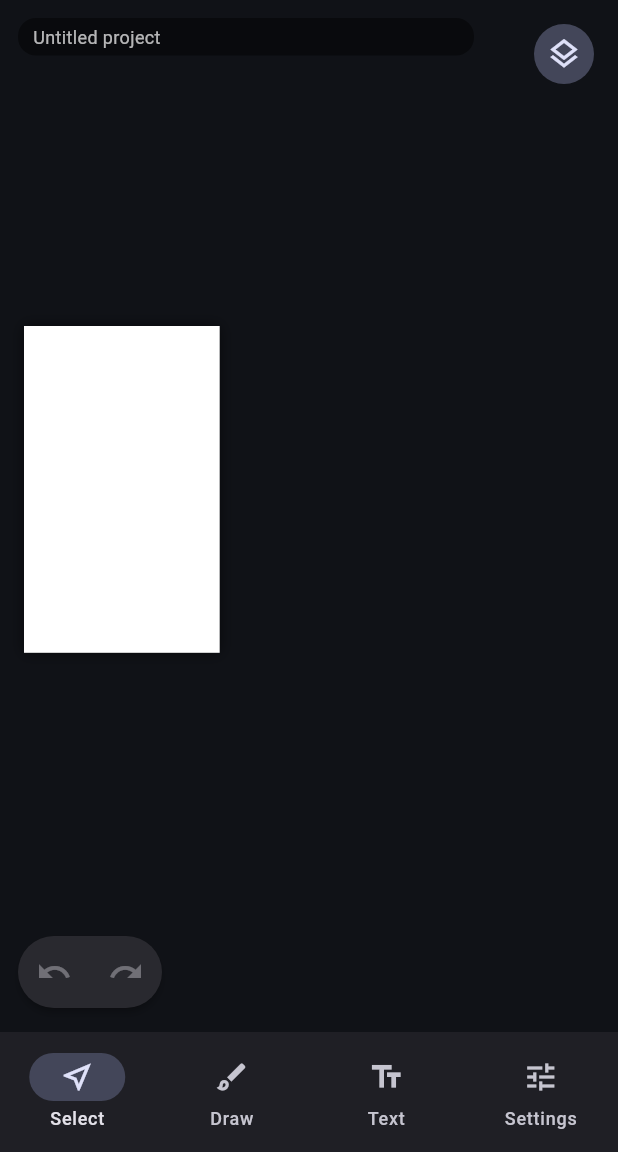
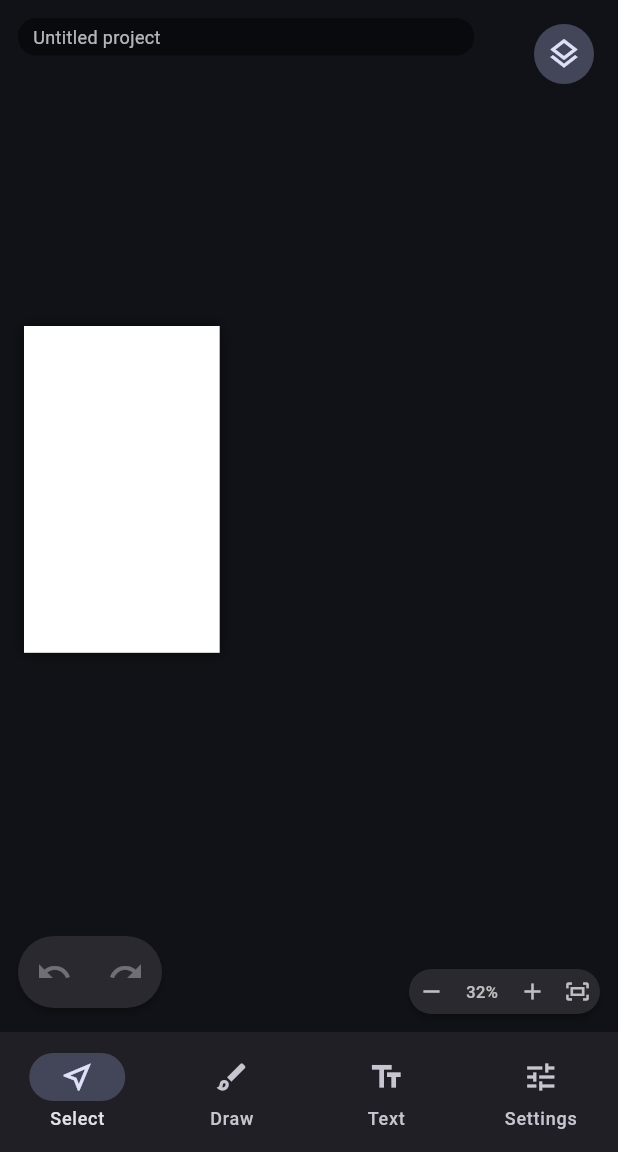
Before and after one commit to soobujmiah/ggen, a Flutter app: the screen it shows after launch, on a phone screen of 412 x 824 dp, the part 84-1236 px from its top. Run offline on Flutter 3.47's test engine with Material 3 defaults, Android fonts, the phone set to English and light mode, and no system bars; our stand-ins replace shared_preferences.

Commit message:
feat: zoom controls, delete shortcut and canvas-geometry log suppression
- Zoom controls overlay (bottom-right): zoom-in (+25%), zoom-out (-20%),
  fit-to-screen buttons and tappable zoom percentage label. Buttons
  disable at viewport min/max scale limits.
- Delete/Backspace keyboard shortcut removes the selected node through
  an undoable tool session, logged as key_delete.
- recordCanvasGeometry gains a suppress flag; the shell passes
  _workspaceSettingsOpen so the settings-sheet animation no longer
  generates diagnostic noise. CanvasArea gains suppressGeometryLog.
- Tests: zoom controls render with scale percentage, zoom-in/out change
  the viewport scale.

```diff
--- a/apps/ggen_app/lib/main.dart
+++ b/apps/ggen_app/lib/main.dart
@@ -35,7 +35,8 @@ DateTime? _lastGeometryLogAt;
 /// often a *different* quantized size can be logged; the exact rounded size
 /// is recorded when a log does happen, so settled geometry evidence stays
 /// precise.
-void recordCanvasGeometry(BuildContext context, Size size) {
+void recordCanvasGeometry(BuildContext context, Size size, {bool suppress = false}) {
+  if (suppress) return;
   if (size.width <= 0 || size.height <= 0) return;
   const quantum = 8;
   final widthRounded = size.width.round();
@@ -191,7 +192,8 @@ class _StudioShellState extends State<StudioShell> {
   }
 
   /// Volume buttons act as undo (down) and redo (up) while editing. The
-  /// event is consumed so the system volume does not change.
+  /// event is consumed so the system volume does not change. Delete and
+  /// Backspace delete the selected node when the Select tool is active.
   bool _handleVolumeKey(KeyEvent event) {
     if (event is! KeyDownEvent) return false;
     final key = event.logicalKey;
@@ -207,6 +209,18 @@ class _StudioShellState extends State<StudioShell> {
       if (!_studio.canRedo) return true;
       _studio.redo();
       debugLog.info('volume_redo', 'Volume-up redo', {
+        'revision': _studio.revision,
+      });
+      return true;
+    }
+    // Delete / Backspace removes the selected node.
+    if (key == LogicalKeyboardKey.delete ||
+        key == LogicalKeyboardKey.backspace) {
+      final selected = _studio.selectedNodeId;
+      if (selected == null) return false;
+      _studio.deleteNode(selected);
+      debugLog.info('key_delete', 'Node deleted via keyboard', {
+        'node_id': selected.value,
         'revision': _studio.revision,
       });
       return true;
@@ -532,6 +546,7 @@ class _StudioShellState extends State<StudioShell> {
                           drawEnabled: _selectedTool == 1,
                           selectMode: _selectedTool == 0,
                           selectedNodeId: _studio.selectedNodeId,
+                          suppressGeometryLog: _workspaceSettingsOpen,
                           onNodeAdded: () {
                             debugLog.info(
                               'node_add',
@@ -784,6 +799,7 @@ class CanvasArea extends StatelessWidget {
     required this.onNodeAdded,
     this.selectMode = false,
     this.selectedNodeId,
+    this.suppressGeometryLog = false,
     this.onTextRequest,
     this.onNodeSelected,
     this.onTwoFingerTap,
@@ -798,6 +814,11 @@ class CanvasArea extends StatelessWidget {
   final VoidCallback onNodeAdded;
   final bool selectMode;
   final GgenId? selectedNodeId;
+
+  /// Suppresses canvas_geometry logging (e.g. while the settings sheet is
+  /// open and the canvas is being resized by the sheet animation).
+  final bool suppressGeometryLog;
+
   final void Function(Offset artboardPoint)? onTextRequest;
   final void Function(GgenId? nodeId)? onNodeSelected;
   final VoidCallback? onTwoFingerTap;
@@ -811,7 +832,11 @@ class CanvasArea extends StatelessWidget {
       children: [
         LayoutBuilder(
           builder: (context, constraints) {
-            recordCanvasGeometry(context, constraints.biggest);
+            recordCanvasGeometry(
+              context,
+              constraints.biggest,
+              suppress: suppressGeometryLog,
+            );
             return StudioCanvas(
               controller: controller,
               drawEnabled: drawEnabled,
--- a/apps/ggen_app/lib/src/canvas/studio_canvas.dart
+++ b/apps/ggen_app/lib/src/canvas/studio_canvas.dart
@@ -79,6 +79,50 @@ class _StudioCanvasState extends State<StudioCanvas> {
   _NodeDrag? _nodeDrag;
 
   void _reportViewport() => widget.onViewportChanged?.call(_viewport);
+
+  /// Zooms in by 25% around the canvas center.
+  void _zoomIn() {
+    setState(() {
+      final artboards = widget.controller.project.artboards;
+      if (artboards.isEmpty) return;
+      final artboard = artboards.first;
+      final centerX = _viewport.offsetX + artboard.width * _viewport.scale / 2;
+      final centerY = _viewport.offsetY + artboard.height * _viewport.scale / 2;
+      _viewport = _viewport.zoomAt(
+        focalX: centerX,
+        focalY: centerY,
+        targetScale: _viewport.scale * 1.25,
+      );
+    });
+    _reportViewport();
+  }
+
+  /// Zooms out by 20% (inverse of 1.25×) around the canvas center.
+  void _zoomOut() {
+    setState(() {
+      final artboards = widget.controller.project.artboards;
+      if (artboards.isEmpty) return;
+      final artboard = artboards.first;
+      final centerX = _viewport.offsetX + artboard.width * _viewport.scale / 2;
+      final centerY = _viewport.offsetY + artboard.height * _viewport.scale / 2;
+      _viewport = _viewport.zoomAt(
+        focalX: centerX,
+        focalY: centerY,
+        targetScale: _viewport.scale / 1.25,
+      );
+    });
+    _reportViewport();
+  }
+
+  /// Fits the artboard into the current canvas constraints.
+  void _fitToScreen() {
+    final artboards = widget.controller.project.artboards;
+    if (artboards.isEmpty) return;
+    // Use the last known fit key dimensions; reset forces a re-fit.
+    _fitKey = null;
+    setState(() {});
+    _reportViewport();
+  }
 
   /// Fits the artboard into the canvas only when the canvas or artboard size
   /// changes. Calling fit on every build would reset the user's zoom/pan on
@@ -197,7 +241,10 @@ class _StudioCanvasState extends State<StudioCanvas> {
     return LayoutBuilder(
       builder: (context, constraints) {
         _fitIfNeeded(constraints, Size(artboard.width, artboard.height));
-        return Listener(
+        return Stack(
+          children: [
+            Positioned.fill(
+              child: Listener(
           onPointerDown: _handlePointerDown,
           onPointerUp: _handlePointerUp,
           child: GestureDetector(
@@ -331,6 +378,20 @@ class _StudioCanvasState extends State<StudioCanvas> {
               ),
             ),
           ),
+              ),
+            ),
+            // Zoom controls overlay — bottom-right of the canvas.
+            Positioned(
+              right: 12,
+              bottom: 12,
+              child: _ZoomControls(
+                scale: _viewport.scale,
+                onZoomIn: _zoomIn,
+                onZoomOut: _zoomOut,
+                onFit: _fitToScreen,
+              ),
+            ),
+          ],
         );
       },
     );
@@ -549,6 +610,97 @@ class _NodeDrag {
   );
 }
 
+/// Compact zoom controls overlay: zoom in, zoom out, fit-to-screen buttons
+/// and a zoom percentage indicator.
+class _ZoomControls extends StatelessWidget {
+  const _ZoomControls({
+    required this.scale,
+    required this.onZoomIn,
+    required this.onZoomOut,
+    required this.onFit,
+  });
+
+  final double scale;
+  final VoidCallback onZoomIn;
+  final VoidCallback onZoomOut;
+  final VoidCallback onFit;
+
+  @override
+  Widget build(BuildContext context) {
+    final percent = (scale * 100).round();
+    return Material(
+      elevation: 2,
+      borderRadius: BorderRadius.circular(20),
+      color: Theme.of(context).colorScheme.surfaceContainerHigh,
+      child: Row(
+        mainAxisSize: MainAxisSize.min,
+        children: [
+          _ZoomButton(
+            tooltip: 'Zoom out',
+            icon: Icons.remove,
+            onPressed: scale > CanvasViewport.minScale ? onZoomOut : null,
+          ),
+          // Tap the percentage to fit to screen.
+          InkWell(
+            borderRadius: BorderRadius.circular(4),
+            onTap: onFit,
+            child: Padding(
+              padding: const EdgeInsets.symmetric(horizontal: 8, vertical: 4),
+              child: Text(
+                '$percent%',
+                style: const TextStyle(
+                  fontSize: 11,
+                  color: Colors.white70,
+                  fontWeight: FontWeight.w500,
+                ),
+              ),
+            ),
+          ),
+          _ZoomButton(
+            tooltip: 'Zoom in',
+            icon: Icons.add,
+            onPressed: scale < CanvasViewport.maxScale ? onZoomIn : null,
+          ),
+          _ZoomButton(
+            tooltip: 'Fit to screen',
+            icon: Icons.fit_screen_outlined,
+            onPressed: onFit,
+          ),
+        ],
+      ),
+    );
+  }
+}
+
+class _ZoomButton extends StatelessWidget {
+  const _ZoomButton({
+    required this.tooltip,
+    required this.icon,
+    required this.onPressed,
+  });
+
+  final String tooltip;
+  final IconData icon;
+  final VoidCallback? onPressed;
+
+  @override
+  Widget build(BuildContext context) => Tooltip(
+    message: tooltip,
+    child: InkWell(
+      borderRadius: BorderRadius.circular(20),
+      onTap: onPressed,
+      child: Padding(
+        padding: const EdgeInsets.all(6),
+        child: Icon(
+          icon,
+          size: 18,
+          color: onPressed != null ? Colors.white70 : Colors.white24,
+        ),
+      ),
+    ),
+  );
+}
+
 class _PointerStamp {
   const _PointerStamp({required this.position, required this.at});
 
```
Also changed, not shown: 3 other files.
